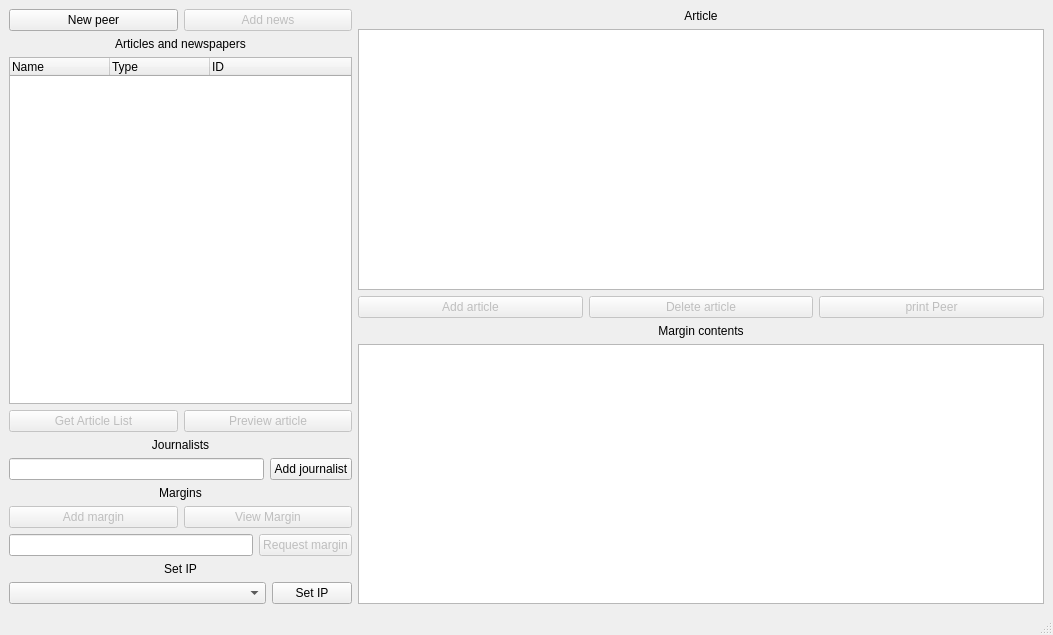
This is mainwindow.ui in medvecm98/bp_program as Qt 5 draws it before an edit. The edited form follows.
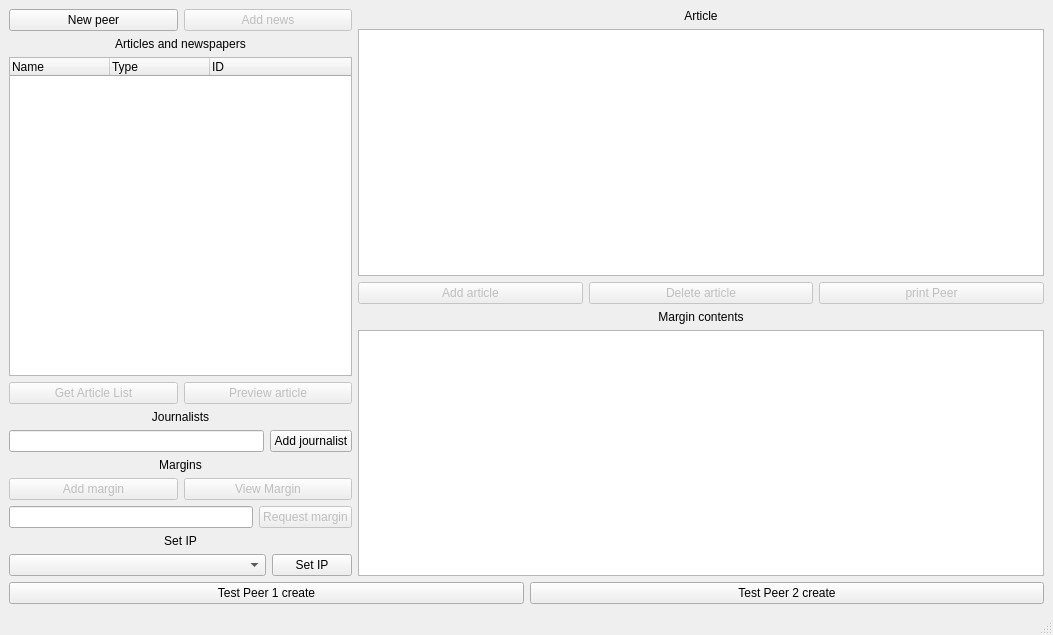
This is the edited form.

Diff of the .ui file:
```diff
--- a/mainwindow.ui
+++ b/mainwindow.ui
@@ -14,8 +14,22 @@
    <string>Newspaper P2P sharing</string>
   </property>
   <widget class="QWidget" name="centralwidget">
-   <layout class="QHBoxLayout" name="horizontalLayout_9">
-    <item>
+   <layout class="QGridLayout" name="gridLayout">
+    <item row="1" column="0">
+     <widget class="QPushButton" name="pushButton_testPeer1">
+      <property name="text">
+       <string>Test Peer 1 create</string>
+      </property>
+     </widget>
+    </item>
+    <item row="1" column="1">
+     <widget class="QPushButton" name="pushButton_testPeer2">
+      <property name="text">
+       <string>Test Peer 2 create</string>
+      </property>
+     </widget>
+    </item>
+    <item row="0" column="0" colspan="2">
      <layout class="QHBoxLayout" name="horizontalLayout_5" stretch="1,2">
       <item>
        <layout class="QVBoxLayout" name="verticalLayout_2">
```
